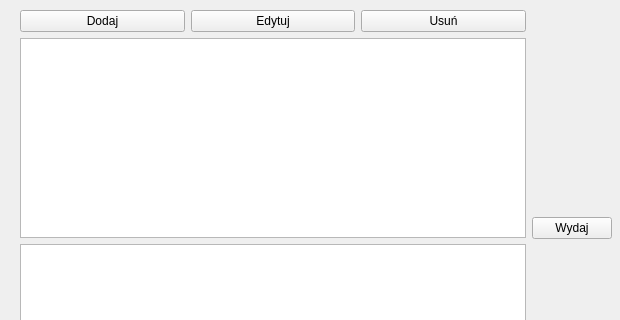
The window that mainwindow.ui (DomaszDomingo/NewestMagazyn) describes before a commit, drawn with Qt 5; both pictures show x 0 to 620 and y 0 to 320 of the 800 by 600 pixel window.
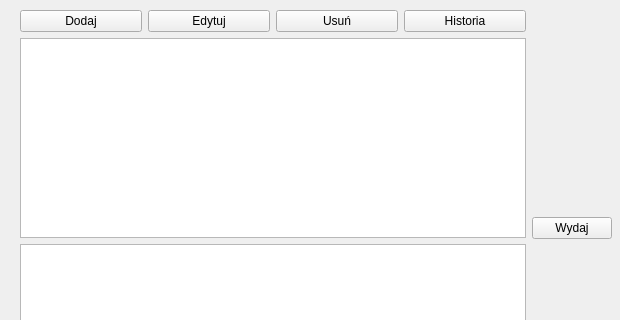
The same window after the commit. Custom widgets are drawn as their Qt base class.

The edit to the form file:
```diff
--- a/mainwindow.ui
+++ b/mainwindow.ui
@@ -14,7 +14,7 @@
    <string>MainWindow</string>
   </property>
   <widget class="QWidget" name="centralwidget">
-   <widget class="QWidget" name="">
+   <widget class="QWidget" name="layoutWidget">
     <property name="geometry">
      <rect>
       <x>20</x>
@@ -51,6 +51,13 @@
              </property>
             </widget>
            </item>
+           <item>
+            <widget class="QPushButton" name="historyButton">
+             <property name="text">
+              <string>Historia</string>
+             </property>
+            </widget>
+           </item>
           </layout>
          </item>
          <item>
```
